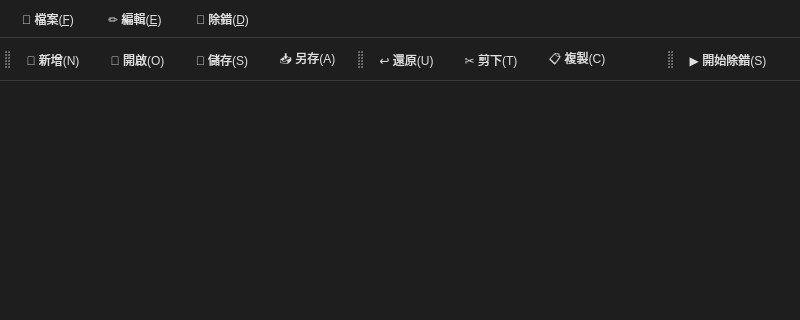
Qt form mainwindow.ui (kim645631/DesignWindow) before a commit; both pictures show x 0 to 800 and y 0 to 320 of the 800 by 600 pixel window.
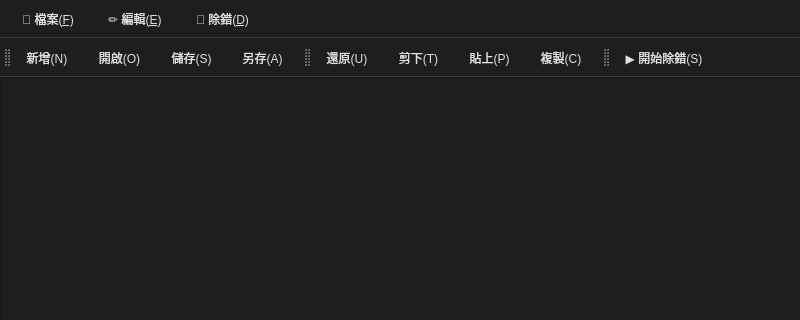
The same form after that commit. Icons and pictures are not drawn.

The edit to the form file:
```diff
--- a/mainwindow.ui
+++ b/mainwindow.ui
@@ -106,7 +106,18 @@
     border-top: 1px solid #3c3c3c;
 }</string>
   </property>
-  <widget class="QWidget" name="centralwidget"/>
+  <widget class="QWidget" name="centralwidget">
+   <widget class="QTextEdit" name="textEdit">
+    <property name="geometry">
+     <rect>
+      <x>0</x>
+      <y>0</y>
+      <width>801</width>
+      <height>501</height>
+     </rect>
+    </property>
+   </widget>
+  </widget>
   <widget class="QMenuBar" name="menubar">
    <property name="geometry">
     <rect>
@@ -182,8 +193,8 @@
    </attribute>
    <addaction name="actionUndo"/>
    <addaction name="actionCuT"/>
-   <addaction name="actionCopy"/>
    <addaction name="actionPaste"/>
+   <addaction name="actionCopy"/>
   </widget>
   <widget class="QToolBar" name="toolBar_3">
    <property name="windowTitle">
@@ -198,10 +209,11 @@
    <addaction name="actionStartDebug"/>
    <addaction name="actionBreak"/>
    <addaction name="actionContinue"/>
+   <addaction name="separator"/>
   </widget>
   <action name="actionNew">
    <property name="text">
-    <string>📄 新增(&amp;N)</string>
+    <string>新增(&amp;N)</string>
    </property>
    <property name="toolTip">
     <string>新增檔案 (Ctrl+N)</string>
@@ -212,7 +224,7 @@
   </action>
   <action name="actionOpen">
    <property name="text">
-    <string>📂 開啟(&amp;O)</string>
+    <string>開啟(&amp;O)</string>
    </property>
    <property name="toolTip">
     <string>開啟檔案 (Ctrl+O)</string>
@@ -231,7 +243,7 @@
   </action>
   <action name="actionSave">
    <property name="text">
-    <string>💾 儲存(&amp;S)</string>
+    <string>儲存(&amp;S)</string>
    </property>
    <property name="toolTip">
     <string>儲存檔案 (Ctrl+S)</string>
@@ -242,7 +254,7 @@
   </action>
   <action name="actionASave">
    <property name="text">
-    <string>📥 另存(&amp;A)</string>
+    <string>另存(&amp;A)</string>
    </property>
    <property name="toolTip">
     <string>另存新檔 (Ctrl+Shift+S)</string>
@@ -264,7 +276,7 @@
   </action>
   <action name="actionUndo">
    <property name="text">
-    <string>↩️ 還原(&amp;U)</string>
+    <string>還原(&amp;U)</string>
    </property>
    <property name="toolTip">
     <string>還原 (Ctrl+Z)</string>
@@ -275,7 +287,7 @@
   </action>
   <action name="actionCuT">
    <property name="text">
-    <string>✂️ 剪下(&amp;T)</string>
+    <string>剪下(&amp;T)</string>
    </property>
    <property name="toolTip">
     <string>剪下 (Ctrl+X)</string>
@@ -286,7 +298,7 @@
   </action>
   <action name="actionCopy">
    <property name="text">
-    <string>📋 複製(&amp;C)</string>
+    <string>複製(&amp;C)</string>
    </property>
    <property name="toolTip">
     <string>複製 (Ctrl+C)</string>
@@ -308,7 +320,7 @@
   </action>
   <action name="actionPaste">
    <property name="text">
-    <string>📌 貼上(&amp;P)</string>
+    <string>貼上(&amp;P)</string>
    </property>
    <property name="toolTip">
     <string>貼上 (Ctrl+V)</string>
```
Left out of the diff: 38 changed lines with no effect on the pictures.
